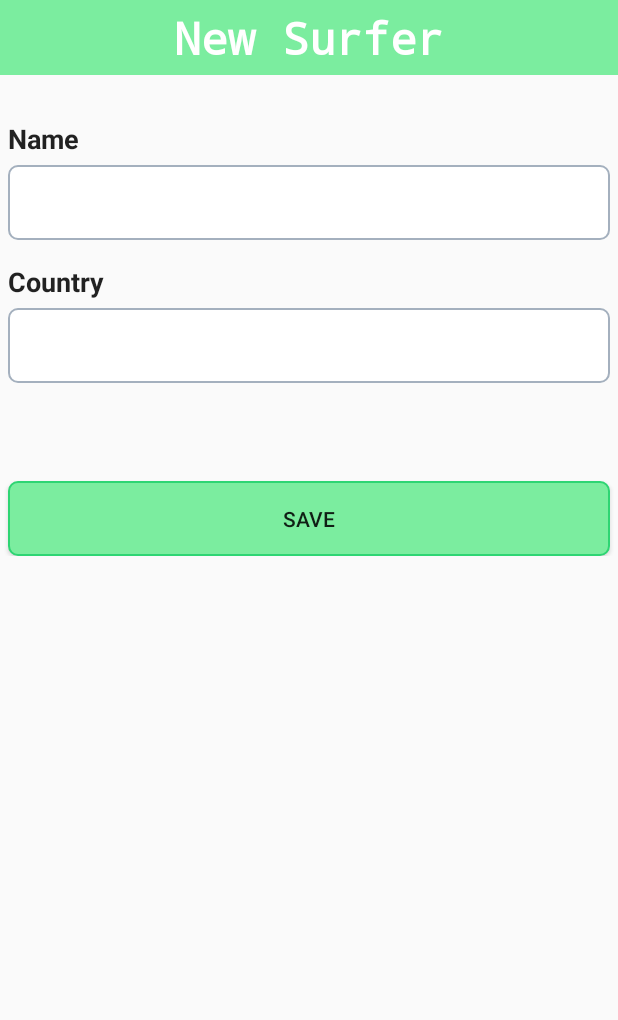
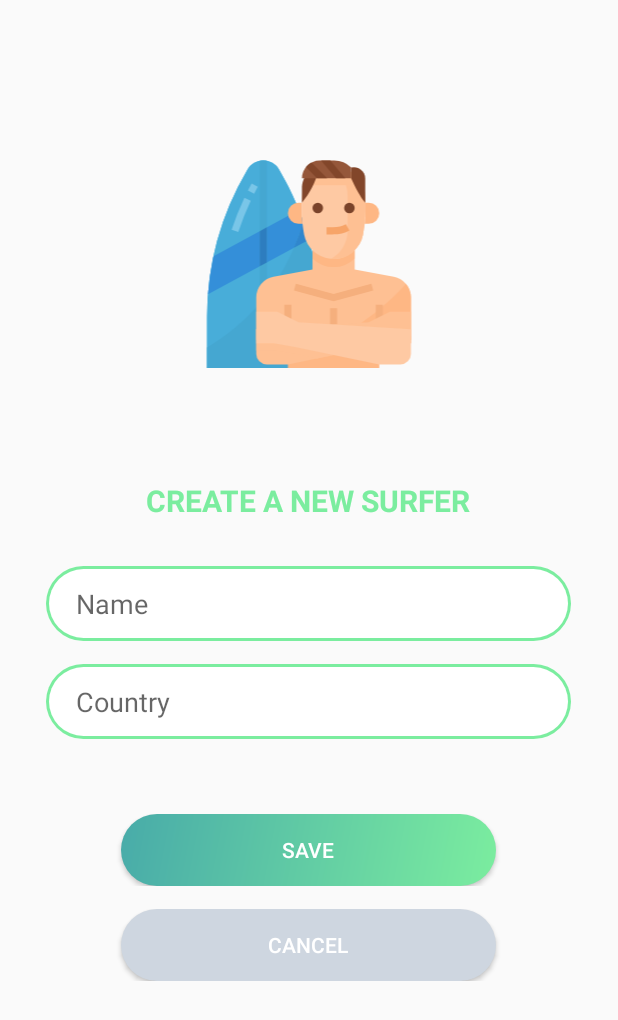
Before and after one commit to yanfalcao/HorizonDesafio, an Android app: the NewSurferActivity screen opened directly, with no data from a screen before it, on a phone screen of 412 x 824 dp. Shown: the top 1020 px of the screen. Run offline under Robolectric (Android 15) with nearby library versions, the phone set to English and light mode, and no system bars; our stand-ins replace ButterKnife.

Commit message:
Style: Melhoria de layout na tela de criação de surfista

```diff
--- a/MundialSurf/app/src/main/java/br/com/yanfalcao/mundialsurf/view/surfersViews/NewSurferActivity.java
+++ b/MundialSurf/app/src/main/java/br/com/yanfalcao/mundialsurf/view/surfersViews/NewSurferActivity.java
@@ -36,6 +36,10 @@ public class NewSurferActivity extends AppCompatActivity {
             Toast.makeText(this, "Data Base Error", Toast.LENGTH_SHORT).show();
     }
 
+    public void cancelSurfer(View v){
+        finish();
+    }
+
     @Override
     protected void onDestroy(){
         helper.close();
--- /dev/null
+++ b/MundialSurf/app/src/main/res/drawable/db_button_cancel.xml
@@ -0,0 +1,11 @@
+<?xml version="1.0" encoding="utf-8"?>
+<shape xmlns:android="http://schemas.android.com/apk/res/android"
+    android:padding="15dp"
+    android:shape="rectangle">
+    <corners android:bottomLeftRadius="26dp"
+        android:bottomRightRadius="26dp"
+        android:topLeftRadius="26dp"
+        android:topRightRadius="26dp" />
+    <solid
+        android:color="@color/darkGray"/>
+</shape>
--- /dev/null
+++ b/MundialSurf/app/src/main/res/drawable/db_gradient_button.xml
@@ -0,0 +1,13 @@
+<?xml version="1.0" encoding="utf-8"?>
+<shape xmlns:android="http://schemas.android.com/apk/res/android"
+    android:padding="15dp"
+    android:shape="rectangle">
+    <corners android:bottomLeftRadius="26dp"
+        android:bottomRightRadius="26dp"
+        android:topLeftRadius="26dp"
+        android:topRightRadius="26dp" />
+    <gradient
+        android:startColor="@color/colorDarkBlueGreen"
+        android:endColor="@color/colorLightGreen"
+        android:angle="315" />
+</shape>
--- /dev/null
+++ b/MundialSurf/app/src/main/res/drawable/db_gradient_edit.xml
@@ -0,0 +1,29 @@
+<?xml version="1.0" encoding="UTF-8"?>
+<layer-list xmlns:android="http://schemas.android.com/apk/res/android" >
+
+    <item>
+        <shape android:shape="rectangle" >
+            <solid
+                android:color="@color/colorLightGreen"/>
+
+            <corners android:bottomLeftRadius="26dp"
+                android:bottomRightRadius="26dp"
+                android:topLeftRadius="26dp"
+                android:topRightRadius="26dp" />
+        </shape>
+    </item>
+    <item
+        android:bottom="2dp"
+        android:left="2dp"
+        android:right="2dp"
+        android:top="2dp">
+        <shape android:shape="rectangle" >
+            <solid android:color="#fff" />
+            <corners android:bottomLeftRadius="26dp"
+                android:bottomRightRadius="26dp"
+                android:topLeftRadius="26dp"
+                android:topRightRadius="26dp" />
+        </shape>
+    </item>
+
+</layer-list>
--- a/MundialSurf/app/src/main/res/layout/activity_new_surfer.xml
+++ b/MundialSurf/app/src/main/res/layout/activity_new_surfer.xml
@@ -11,56 +11,97 @@
         android:layout_height="wrap_content"
         android:stretchColumns="0,1,2">
 
+        <ImageView
+            android:layout_height="150dp"
+            android:layout_marginTop="100dp"
+            android:src="@drawable/ic_surfer_male"/>
+
         <LinearLayout
-            android:layout_height="50dp"
+            android:layout_height="wrap_content"
+            android:layout_marginTop="70dp"
             android:gravity="center"
-            android:background="@color/colorLightGreen"
             android:orientation="vertical">
 
             <TextView
                 android:layout_width="wrap_content"
                 android:layout_height="wrap_content"
                 android:layout_gravity="center"
-                android:text="New Surfer"
-                android:textAppearance="?android:attr/textAppearanceLarge"
-                android:textSize="30sp"
-                android:textColor="@color/white"
-                android:typeface="monospace"
+                android:text="Create a New Surfer"
+                android:textAllCaps="true"
+                android:textSize="20sp"
+                android:textColor="@color/colorLightGreen"
                 android:textStyle="bold"/>
         </LinearLayout>
 
-        <TextView
-            android:text="Name"
-            style="@style/TextView"
-            android:layout_marginTop="30dp"/>
+        <LinearLayout
+            android:layout_height="wrap_content"
+            android:layout_marginTop="30dp"
+            android:gravity="center"
+            android:orientation="vertical">
 
             <EditText
                 android:id="@+id/name"
                 android:layout_height="50dp"
-            style="@style/EditText"
+                android:layout_width="350dp"
+                android:paddingLeft="20dp"
+                android:paddingRight="20dp"
+                android:hint="Name"
                 android:inputType="text"
-            android:background="@drawable/rount_edit_text"/>
+                android:background="@drawable/db_gradient_edit"/>
+        </LinearLayout>
 
-        <TextView
-            android:text="Country"
-            style="@style/TextView"/>
+        <LinearLayout
+            android:layout_height="wrap_content"
+            android:layout_marginTop="15dp"
+            android:gravity="center"
+            android:orientation="vertical">
 
             <EditText
                 android:id="@+id/country"
                 android:layout_height="50dp"
-            style="@style/EditText"
+                android:layout_width="350dp"
+                android:paddingLeft="20dp"
+                android:paddingRight="20dp"
+                android:hint="Country"
                 android:inputType="text"
-            android:background="@drawable/rount_edit_text"/>
+                android:background="@drawable/db_gradient_edit"/>
+        </LinearLayout>
+
+        <LinearLayout
+            android:layout_height="wrap_content"
+            android:layout_marginTop="50dp"
+            android:gravity="center"
+            android:orientation="vertical">
 
             <Button
                 android:onClick="saveSurfer"
-            android:background="@drawable/rount_button"
-            android:layout_height="50dp"
-            android:layout_marginTop="50dp"
+                android:background="@drawable/db_gradient_button"
+                android:layout_height="wrap_content"
+                android:layout_width="250dp"
                 android:layout_marginLeft="5dp"
                 android:layout_marginRight="5dp"
-            android:text="Save"
+                android:text="SAVE"
+                android:textColor="@color/white"
                 android:textAlignment="center"/>
+        </LinearLayout>
+
+        <LinearLayout
+            android:layout_height="wrap_content"
+            android:layout_marginTop="15dp"
+            android:gravity="center"
+            android:orientation="vertical">
+
+            <Button
+                android:onClick="cancelSurfer"
+                android:background="@drawable/db_button_cancel"
+                android:layout_height="wrap_content"
+                android:layout_width="250dp"
+                android:layout_marginLeft="5dp"
+                android:layout_marginRight="5dp"
+                android:text="CANCEL"
+                android:textColor="@color/white"
+                android:textAlignment="center"/>
+        </LinearLayout>
 
     </TableLayout>
 
--- a/MundialSurf/app/src/main/res/values/colors.xml
+++ b/MundialSurf/app/src/main/res/values/colors.xml
@@ -7,8 +7,10 @@
     <color name="colorLightGray">#a4b0be</color>
     <color name="lightGray">#f1f2f6</color>
     <color name="darkGray">#ced6e0</color>
+    <color name="textGray">#A0A6AD</color>
     <color name="colorLightGreen">#7bed9f</color>
     <color name="colorDarkGreen">#2ed573</color>
+    <color name="colorDarkBlueGreen">#48ABA9</color>
     <color name="colorLightBlue">#70a1ff</color>
     <color name="superLightBlue">#C2D7FF</color>
     <color name="superLightYellow">#FFF5A8</color>
```
Also changed, not shown: MundialSurf/app/src/main/res/drawable/ic_surfer_male.xml (renamed from MundialSurf/app/src/main/res/drawable/ic_surfer_man.xml). Lines whose indentation alone changed are shown as unchanged.
